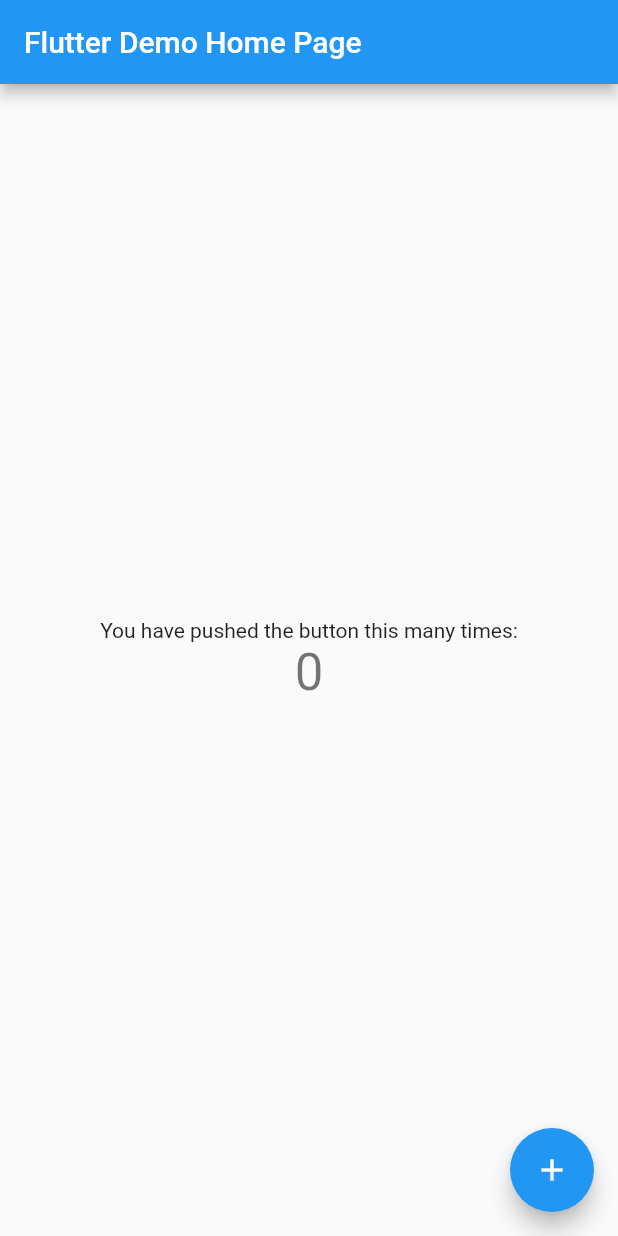
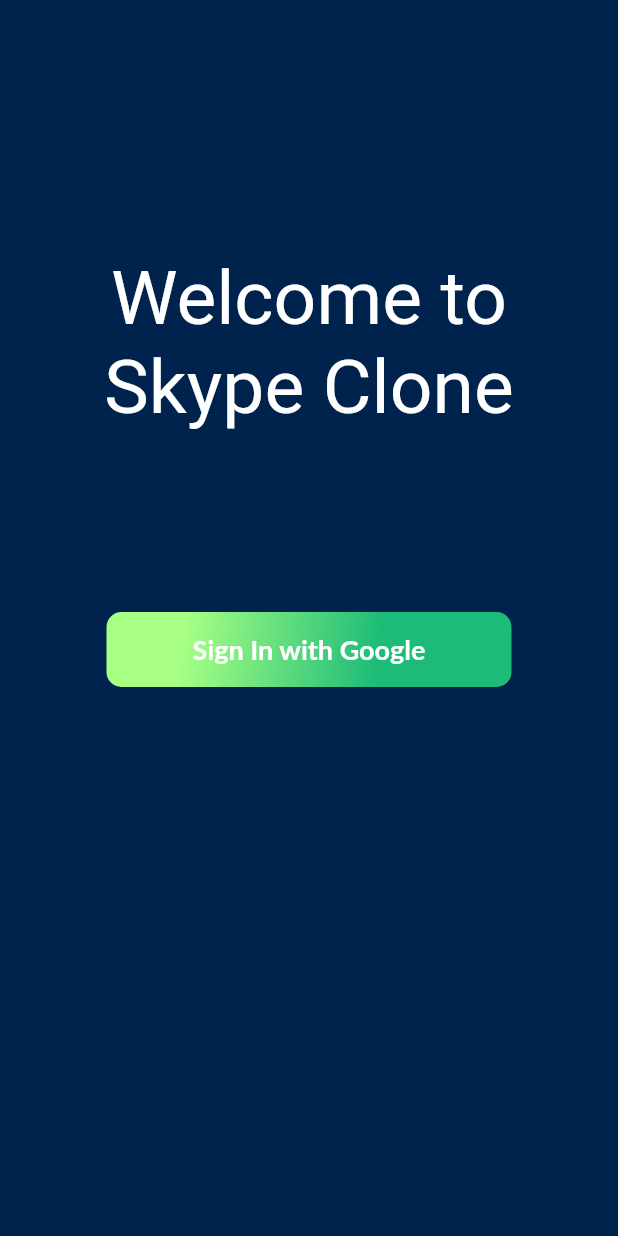
Before and after one commit to albertodelviejo/skype_clone_flutter, a Flutter app: the screen it shows after launch, on a phone screen of 412 x 824 dp. Run offline on Flutter 3.47's test engine with Material 2 defaults, Android fonts, the phone set to English and light mode, and no system bars; our stand-ins replace cloud_firestore, firebase_auth, google_sign_in; missing offline and left inert: generic_bloc_provider; accounts and stored records are empty; Roboto replaces fonts that are missing (Lato).

Commit message:
Screens linked and added

```diff
--- /dev/null
+++ b/lib/User/ui/screens/login_screen.dart
@@ -0,0 +1,38 @@
+import 'package:flutter/material.dart';
+import 'package:skype_clone/widgets/button_green.dart';
+import 'package:skype_clone/widgets/gradient_back.dart';
+
+class LoginScreen extends StatelessWidget {
+  @override
+  Widget build(BuildContext context) {
+    return Scaffold(
+      body: Stack(
+        children: [
+          GradientBack(height: null),
+          Column(
+            children: [
+              Container(
+                padding: EdgeInsets.only(top: 170, left: 20, right: 20),
+                child: Center(
+                  child: Text(
+                    "Welcome to Skype Clone",
+                    style: TextStyle(color: Colors.white, fontSize: 50),
+                    textAlign: TextAlign.center,
+                  ),
+                ),
+              ),
+              Padding(
+                padding: const EdgeInsets.only(top: 90),
+                child: ButtonGreen(
+                  text: "Sign In with Google",
+                  height: 50,
+                  width: 270,
+                ),
+              )
+            ],
+          )
+        ],
+      ),
+    );
+  }
+}
--- a/lib/main.dart
+++ b/lib/main.dart
@@ -1,4 +1,8 @@
 import 'package:flutter/material.dart';
+import 'package:skype_clone/User/ui/screens/chat.dart';
+import 'package:skype_clone/User/ui/screens/home.dart';
+import 'package:skype_clone/User/ui/screens/login_screen.dart';
+import 'package:skype_clone/User/ui/screens/profile_screen.dart';
 
 void main() {
   runApp(MyApp());
@@ -11,107 +15,10 @@ class MyApp extends StatelessWidget {
     return MaterialApp(
       title: 'Flutter Demo',
       theme: ThemeData(
-        // This is the theme of your application.
-        //
-        // Try running your application with "flutter run". You'll see the
-        // application has a blue toolbar. Then, without quitting the app, try
-        // changing the primarySwatch below to Colors.green and then invoke
-        // "hot reload" (press "r" in the console where you ran "flutter run",
-        // or simply save your changes to "hot reload" in a Flutter IDE).
-        // Notice that the counter didn't reset back to zero; the application
-        // is not restarted.
         primarySwatch: Colors.blue,
-        // This makes the visual density adapt to the platform that you run
-        // the app on. For desktop platforms, the controls will be smaller and
-        // closer together (more dense) than on mobile platforms.
         visualDensity: VisualDensity.adaptivePlatformDensity,
       ),
-      home: MyHomePage(title: 'Flutter Demo Home Page'),
+      home: LoginScreen(),
     );
   }
 }
-
-class MyHomePage extends StatefulWidget {
-  MyHomePage({Key key, this.title}) : super(key: key);
-
-  // This widget is the home page of your application. It is stateful, meaning
-  // that it has a State object (defined below) that contains fields that affect
-  // how it looks.
-
-  // This class is the configuration for the state. It holds the values (in this
-  // case the title) provided by the parent (in this case the App widget) and
-  // used by the build method of the State. Fields in a Widget subclass are
-  // always marked "final".
-
-  final String title;
-
-  @override
-  _MyHomePageState createState() => _MyHomePageState();
-}
-
-class _MyHomePageState extends State<MyHomePage> {
-  int _counter = 0;
-
-  void _incrementCounter() {
-    setState(() {
-      // This call to setState tells the Flutter framework that something has
-      // changed in this State, which causes it to rerun the build method below
-      // so that the display can reflect the updated values. If we changed
-      // _counter without calling setState(), then the build method would not be
-      // called again, and so nothing would appear to happen.
-      _counter++;
-    });
-  }
-
-  @override
-  Widget build(BuildContext context) {
-    // This method is rerun every time setState is called, for instance as done
-    // by the _incrementCounter method above.
-    //
-    // The Flutter framework has been optimized to make rerunning build methods
-    // fast, so that you can just rebuild anything that needs updating rather
-    // than having to individually change instances of widgets.
-    return Scaffold(
-      appBar: AppBar(
-        // Here we take the value from the MyHomePage object that was created by
-        // the App.build method, and use it to set our appbar title.
-        title: Text(widget.title),
-      ),
-      body: Center(
-        // Center is a layout widget. It takes a single child and positions it
-        // in the middle of the parent.
-        child: Column(
-          // Column is also a layout widget. It takes a list of children and
-          // arranges them vertically. By default, it sizes itself to fit its
-          // children horizontally, and tries to be as tall as its parent.
-          //
-          // Invoke "debug painting" (press "p" in the console, choose the
-          // "Toggle Debug Paint" action from the Flutter Inspector in Android
-          // Studio, or the "Toggle Debug Paint" command in Visual Studio Code)
-          // to see the wireframe for each widget.
-          //
-          // Column has various properties to control how it sizes itself and
-          // how it positions its children. Here we use mainAxisAlignment to
-          // center the children vertically; the main axis here is the vertical
-          // axis because Columns are vertical (the cross axis would be
-          // horizontal).
-          mainAxisAlignment: MainAxisAlignment.center,
-          children: <Widget>[
-            Text(
-              'You have pushed the button this many times:',
-            ),
-            Text(
-              '$_counter',
-              style: Theme.of(context).textTheme.headline4,
-            ),
-          ],
-        ),
-      ),
-      floatingActionButton: FloatingActionButton(
-        onPressed: _incrementCounter,
-        tooltip: 'Increment',
-        child: Icon(Icons.add),
-      ), // This trailing comma makes auto-formatting nicer for build methods.
-    );
-  }
-}
--- /dev/null
+++ b/lib/widgets/button_green.dart
@@ -0,0 +1,56 @@
+import 'package:flutter/material.dart';
+
+class ButtonGreen extends StatefulWidget {
+  final String text;
+  double width = 0.0;
+  double height = 0.0;
+  final VoidCallback onPressed;
+
+  ButtonGreen(
+      {Key key,
+      @required this.text,
+      @required this.onPressed,
+      this.height,
+      this.width});
+
+  @override
+  State createState() {
+    return _ButtonGreen();
+  }
+}
+
+class _ButtonGreen extends State<ButtonGreen> {
+  @override
+  Widget build(BuildContext context) {
+    // TODO: implement build
+    return InkWell(
+      onTap: widget.onPressed,
+      child: Container(
+        margin: EdgeInsets.only(top: 30.0, left: 20.0, right: 20.0),
+        width: widget.width,
+        height: widget.height,
+        decoration: BoxDecoration(
+            borderRadius: BorderRadius.circular(10.0),
+            gradient: LinearGradient(
+                colors: [
+                  Color(0xFFa7ff84), //arriba
+                  Color(0xFF1cbb78) //bajo
+                ],
+                begin: FractionalOffset(0.2, 0.0),
+                end: FractionalOffset(1.0, 0.6),
+                stops: [0.0, 0.6],
+                tileMode: TileMode.clamp)),
+        child: Center(
+          child: Text(
+            widget.text,
+            style: TextStyle(
+                fontSize: 18.0,
+                fontFamily: "Lato",
+                color: Colors.white,
+                fontWeight: FontWeight.bold),
+          ),
+        ),
+      ),
+    );
+  }
+}
--- /dev/null
+++ b/lib/widgets/gradient_back.dart
@@ -0,0 +1,32 @@
+import 'package:flutter/material.dart';
+
+class GradientBack extends StatelessWidget {
+  String title = "Popular";
+  double height = 0.0;
+
+  GradientBack({Key key, this.height}); //height = null full screen
+
+  @override
+  Widget build(BuildContext context) {
+    // TODO: implement build
+
+    double screenHeight = MediaQuery.of(context).size.height;
+    double screenWidht = MediaQuery.of(context).size.width;
+
+    if (height == null) {
+      height = screenHeight;
+    }
+
+    return Container(
+      width: screenWidht,
+      height: height,
+      decoration: BoxDecoration(
+          gradient: LinearGradient(
+              colors: [Color(0xFF00234D), Color(0xFF00234D)],
+              begin: FractionalOffset(0.2, 0.0),
+              end: FractionalOffset(1.0, 0.6),
+              stops: [0.0, 0.6],
+              tileMode: TileMode.clamp)),
+    );
+  }
+}
```
Also changed, not shown: lib/User/bloc/bloc_user.dart (added, +65 -0 lines), lib/User/model/user.dart (added, +19 -0 lines), lib/User/repository/auth_repository.dart (added, +12 -0 lines), lib/User/repository/firebase_auth_api.dart (added, +26 -0 lines), lib/User/ui/screens/chat.dart (added, +30 -0 lines), lib/User/ui/screens/home.dart (added, +98 -0 lines), lib/User/ui/screens/login.dart (added, +56 -0 lines), lib/User/ui/screens/profile_screen.dart (added, +23 -0 lines), lib/User/ui/screens/search_screen.dart (added, +29 -0 lines), lib/User/ui/widgets/messaging_textfield.dart (added, +87 -0 lines), lib/widgets/floating_action_button.dart (added, +14 -0 lines), pubspec.yaml (+7 -0 lines), pubspec.lock, 4 other files.
